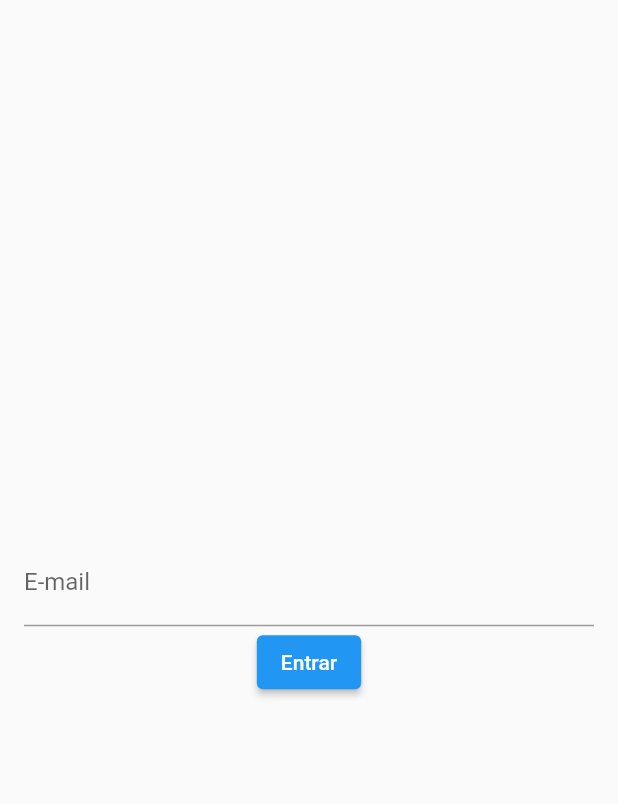
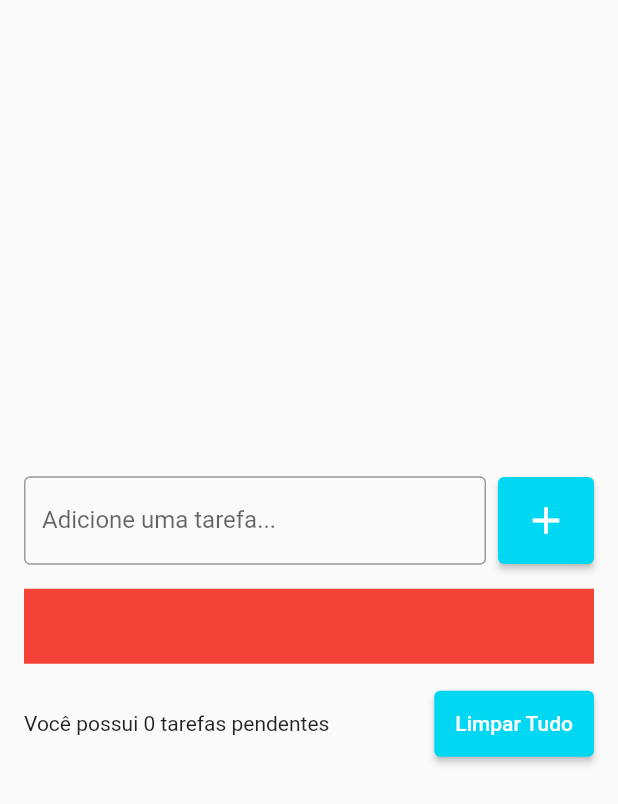
Before and after one commit to nickolas-silva/Flutter_Trail, a Flutter app: the screen it shows after launch, on a phone screen of 412 x 824 dp. Shown: the top 804 px of the screen. Run offline on Flutter 3.47's test engine with Material 2 defaults, Android fonts, the phone set to English and light mode, and no system bars; missing offline and left inert: dart:html.

Commit message:
modified page todo list

```diff
--- a/flutter_apps/to_do_list_app/lib/pages/TodoListPage.dart
+++ b/flutter_apps/to_do_list_app/lib/pages/TodoListPage.dart
@@ -14,21 +14,67 @@ class TodoListPage extends StatelessWidget {
           child: Column(
             mainAxisSize: MainAxisSize.min,
             children: [
-              TextField(
-                controller: emailController,
-                decoration: InputDecoration(
-                  hintText: "Digite uma tarefa...",
-                  labelText: "E-mail",
-                ),
-                onChanged: onChanged,
-                //onSubmitted: onSubmitted,
+              Row(
+                children: [
+                  Expanded(
+                    child: TextField(
+                      decoration: InputDecoration(
+                        border: OutlineInputBorder(),
+                        labelText: "Adicione uma tarefa...",
+
+                      ),
+                    ),
+                  ),
+
+                  SizedBox(width: 8),
+
+                  ElevatedButton(
+                    onPressed: () {},
+                    style: ElevatedButton.styleFrom(
+                      primary: Color(0xff00d7f3),
+                      padding: EdgeInsets.all(14)
+                    ),
+                    child: Icon(
+                      Icons.add,
+                      size: 30,
+                    ),
+                    )
+                ],
               ),
-              ElevatedButton(
-                onPressed: login,
-                child: Text('Entrar'),
-               )
+
+              SizedBox(height: 16,),
+              ListView(
+                shrinkWrap: true,
+                children: [
+                  Container(
+                    color: Colors.red,
+                    height: 50,
+                  ),
+                ],
+              ),
+              SizedBox(height: 16,),
+
+
+              Row(
+                children: [
+                  Expanded(
+                    child: Text('Você possui 0 tarefas pendentes',
+                    ),
+                  ),
+                  ElevatedButton(
+                    onPressed: () {},
+                    child: Text('Limpar Tudo'),
+                    style: ElevatedButton.styleFrom(
+                      primary: Color(0xff00d7f3),
+                      padding: EdgeInsets.all(14)
+                    ),
+                   )
+                ],
+              )
             ],
           ),
+
+
         ),
       ),
     );
```
